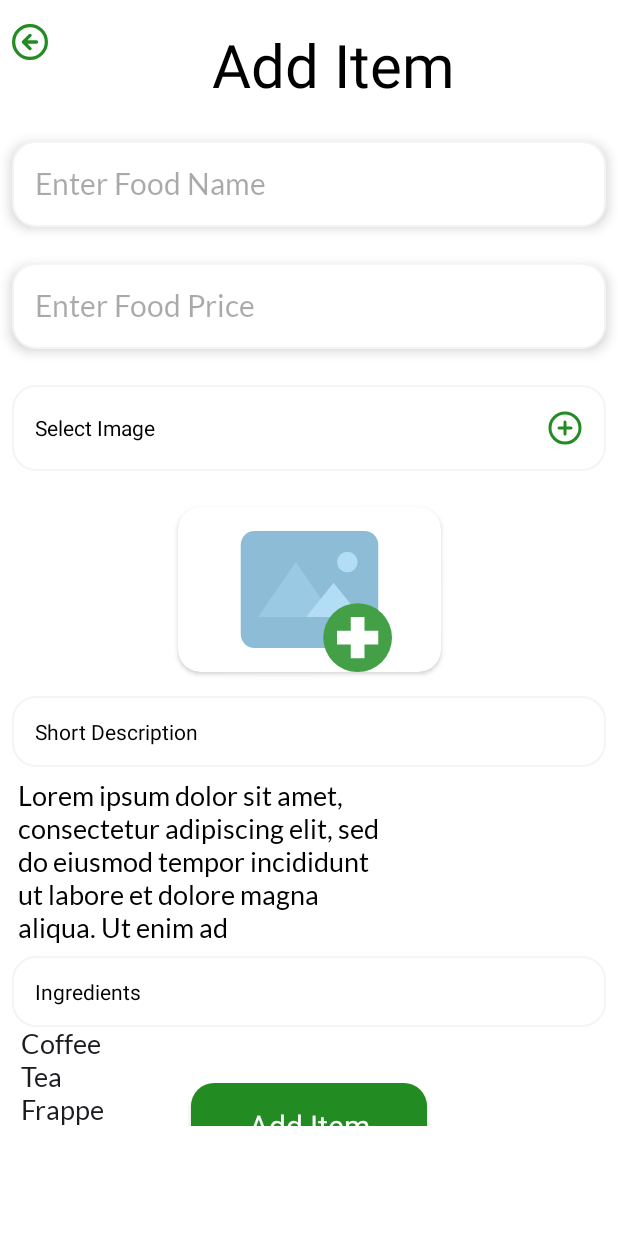
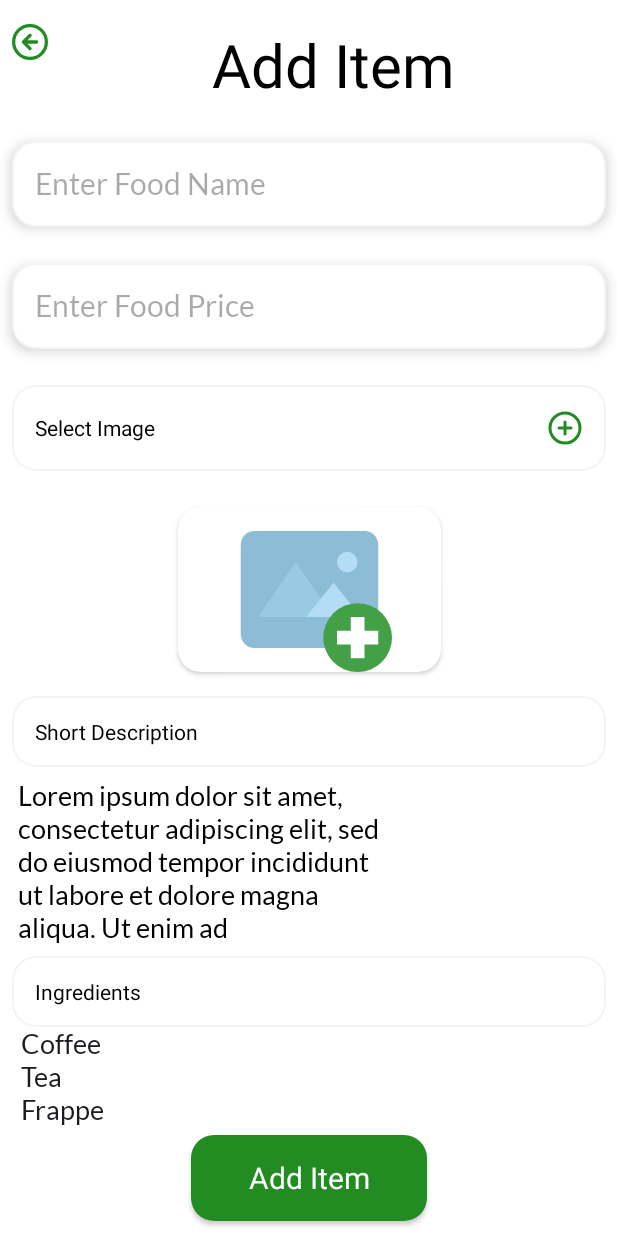
Before and after one commit to mvop19/fastrunAdmin, an Android app: the AddItemActivity screen opened directly, with no data from a screen before it, on a phone screen of 412 x 824 dp. Run offline under Robolectric (Android 15) with nearby library versions, the phone set to English and light mode, and no system bars; Roboto replaces fonts that are not available here.

Commit message:
take out scroll view

```diff
--- a/app/src/main/res/layout/activity_add_item.xml
+++ b/app/src/main/res/layout/activity_add_item.xml
@@ -8,14 +8,7 @@
     android:background="@color/white"
     tools:context=".AddItemActivity">
 
-    <ScrollView
-        android:layout_width="0dp"
-        android:layout_height="match_parent"
-        android:scrollbars="none"
-        app:layout_constraintBottom_toBottomOf="parent"
-        app:layout_constraintEnd_toEndOf="parent"
-        app:layout_constraintStart_toStartOf="parent"
-        app:layout_constraintTop_toTopOf="parent">
+
 
         <androidx.constraintlayout.widget.ConstraintLayout
             android:layout_width="match_parent"
@@ -185,15 +178,14 @@ ut labore et dolore magna aliqua. Ut enim ad "
                 android:textAllCaps="false"
                 android:textColor="@color/white"
                 android:textSize="20sp"
-                android:layout_marginTop="8dp"
-                android:layout_marginBottom="16dp"
+                app:layout_constraintBottom_toBottomOf="parent"
                 app:layout_constraintEnd_toEndOf="parent"
                 app:layout_constraintStart_toStartOf="parent"
-                app:layout_constraintBottom_toBottomOf="parent"
-                app:layout_constraintTop_toBottomOf="parent" />
+                app:layout_constraintTop_toBottomOf="@+id/ingredient"
+                app:layout_constraintVertical_bias="0.392" />
 
 
         </androidx.constraintlayout.widget.ConstraintLayout>
-    </ScrollView>
+
 
 </androidx.constraintlayout.widget.ConstraintLayout>
```
